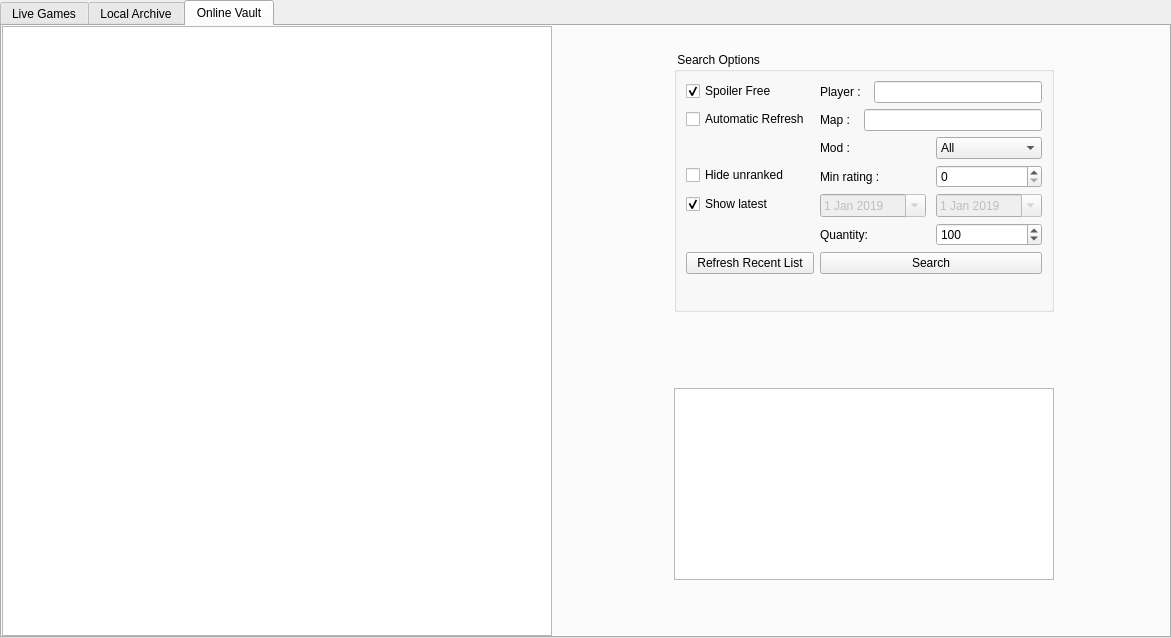
Before: the Qt Designer form res/replays/replays.ui in FAForever/client, drawn with Qt 5.
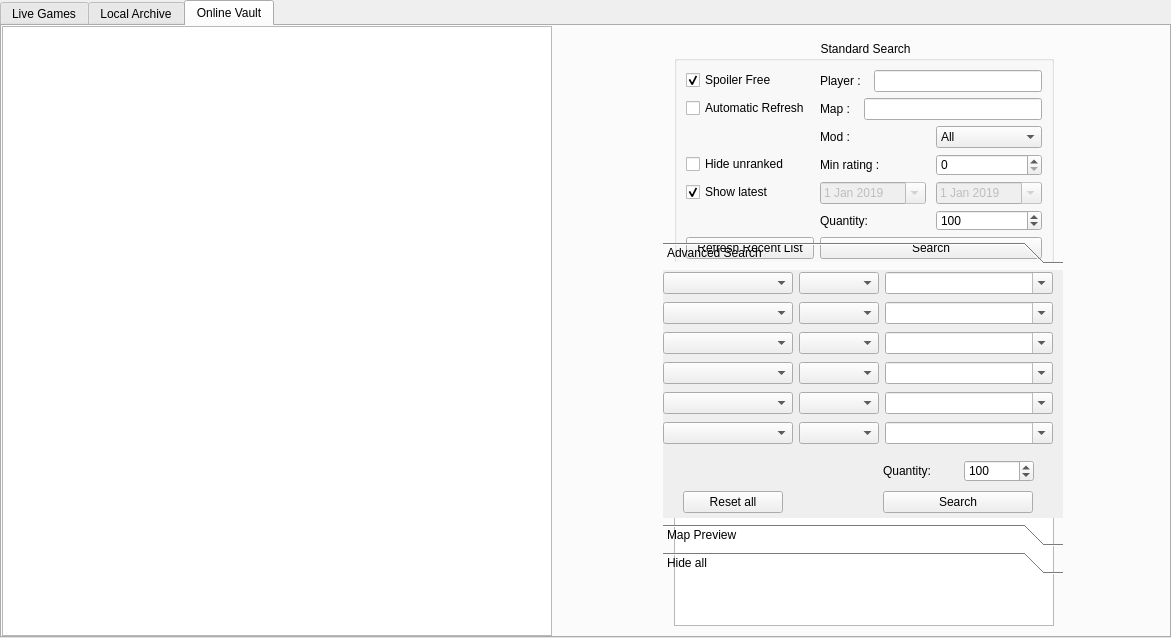
After: the same form once the commit is applied.

Commit message: Advanced search + map preview

```diff
--- a/res/replays/replays.ui
+++ b/res/replays/replays.ui
@@ -195,116 +195,6 @@
     <property name="bottomMargin">
      <number>0</number>
     </property>
-    <item row="3" column="1">
-     <widget class="QWidget" name="widget_2" native="true">
-      <property name="sizePolicy">
-       <sizepolicy hsizetype="Preferred" vsizetype="Preferred">
-        <horstretch>0</horstretch>
-        <verstretch>1</verstretch>
-       </sizepolicy>
-      </property>
-      <property name="minimumSize">
-       <size>
-        <width>400</width>
-        <height>200</height>
-       </size>
-      </property>
-      <layout class="QGridLayout" name="gridLayout_3">
-       <item row="2" column="1">
-        <spacer name="verticalSpacer_4">
-         <property name="orientation">
-          <enum>Qt::Vertical</enum>
-         </property>
-         <property name="sizeHint" stdset="0">
-          <size>
-           <width>0</width>
-           <height>5</height>
-          </size>
-         </property>
-        </spacer>
-       </item>
-       <item row="0" column="1">
-        <spacer name="verticalSpacer_3">
-         <property name="orientation">
-          <enum>Qt::Vertical</enum>
-         </property>
-         <property name="sizeHint" stdset="0">
-          <size>
-           <width>0</width>
-           <height>10</height>
-          </size>
-         </property>
-        </spacer>
-       </item>
-       <item row="1" column="2">
-        <spacer name="horizontalSpacer_3">
-         <property name="orientation">
-          <enum>Qt::Horizontal</enum>
-         </property>
-         <property name="sizeHint" stdset="0">
-          <size>
-           <width>10</width>
-           <height>0</height>
-          </size>
-         </property>
-        </spacer>
-       </item>
-       <item row="1" column="0">
-        <spacer name="horizontalSpacer_4">
-         <property name="orientation">
-          <enum>Qt::Horizontal</enum>
-         </property>
-         <property name="sizeHint" stdset="0">
-          <size>
-           <width>10</width>
-           <height>0</height>
-          </size>
-         </property>
-        </spacer>
-       </item>
-       <item row="1" column="1">
-        <widget class="QTextBrowser" name="replayInfos">
-         <property name="sizePolicy">
-          <sizepolicy hsizetype="Minimum" vsizetype="Minimum">
-           <horstretch>0</horstretch>
-           <verstretch>0</verstretch>
-          </sizepolicy>
-         </property>
-         <property name="minimumSize">
-          <size>
-           <width>380</width>
-           <height>180</height>
-          </size>
-         </property>
-         <property name="sizeIncrement">
-          <size>
-           <width>0</width>
-           <height>0</height>
-          </size>
-         </property>
-         <property name="baseSize">
-          <size>
-           <width>0</width>
-           <height>0</height>
-          </size>
-         </property>
-         <property name="frameShadow">
-          <enum>QFrame::Plain</enum>
-         </property>
-         <property name="verticalScrollBarPolicy">
-          <enum>Qt::ScrollBarAlwaysOff</enum>
-         </property>
-         <property name="textInteractionFlags">
-          <set>Qt::TextSelectableByMouse</set>
-         </property>
-         <property name="openExternalLinks">
-          <bool>true</bool>
-         </property>
-        </widget>
-       </item>
-      </layout>
-     </widget>
-    </item>
     <item row="2" column="1">
      <widget class="QWidget" name="widget" native="true">
       <property name="sizePolicy">
@@ -316,7 +206,7 @@
       <property name="minimumSize">
        <size>
         <width>400</width>
-        <height>300</height>
+        <height>230</height>
        </size>
       </property>
       <property name="sizeIncrement">
@@ -326,7 +216,62 @@
        </size>
       </property>
       <layout class="QGridLayout" name="gridLayout_5">
-       <item row="1" column="1">
+       <item row="1" column="0">
+        <spacer name="horizontalSpacer">
+         <property name="orientation">
+          <enum>Qt::Horizontal</enum>
+         </property>
+         <property name="sizeHint" stdset="0">
+          <size>
+           <width>10</width>
+           <height>0</height>
+          </size>
+         </property>
+        </spacer>
+       </item>
+       <item row="0" column="2">
+        <spacer name="verticalSpacer">
+         <property name="orientation">
+          <enum>Qt::Vertical</enum>
+         </property>
+         <property name="sizeHint" stdset="0">
+          <size>
+           <width>0</width>
+           <height>5</height>
+          </size>
+         </property>
+        </spacer>
+       </item>
+       <item row="1" column="4">
+        <spacer name="horizontalSpacer_2">
+         <property name="orientation">
+          <enum>Qt::Horizontal</enum>
+         </property>
+         <property name="sizeType">
+          <enum>QSizePolicy::Expanding</enum>
+         </property>
+         <property name="sizeHint" stdset="0">
+          <size>
+           <width>10</width>
+           <height>0</height>
+          </size>
+         </property>
+        </spacer>
+       </item>
+       <item row="2" column="2">
+        <spacer name="verticalSpacer_2">
+         <property name="orientation">
+          <enum>Qt::Vertical</enum>
+         </property>
+         <property name="sizeHint" stdset="0">
+          <size>
+           <width>0</width>
+           <height>5</height>
+          </size>
+         </property>
+        </spacer>
+       </item>
+       <item row="0" column="1">
         <widget class="QGroupBox" name="groupBox">
          <property name="sizePolicy">
           <sizepolicy hsizetype="Minimum" vsizetype="Minimum">
@@ -337,7 +282,7 @@
          <property name="minimumSize">
           <size>
            <width>380</width>
-           <height>260</height>
+           <height>230</height>
           </size>
          </property>
          <property name="maximumSize">
@@ -347,10 +292,10 @@
           </size>
          </property>
          <property name="title">
-          <string> Search Options</string>
+          <string> Standard Search</string>
          </property>
          <property name="alignment">
-          <set>Qt::AlignLeading|Qt::AlignLeft|Qt::AlignTop</set>
+          <set>Qt::AlignHCenter|Qt::AlignTop</set>
          </property>
          <property name="flat">
           <bool>true</bool>
@@ -748,70 +693,15 @@
          </layout>
         </widget>
        </item>
-       <item row="2" column="1">
-        <spacer name="verticalSpacer_2">
-         <property name="orientation">
-          <enum>Qt::Vertical</enum>
-         </property>
-         <property name="sizeHint" stdset="0">
-          <size>
-           <width>0</width>
-           <height>5</height>
-          </size>
-         </property>
-        </spacer>
-       </item>
-       <item row="1" column="0">
-        <spacer name="horizontalSpacer">
-         <property name="orientation">
-          <enum>Qt::Horizontal</enum>
-         </property>
-         <property name="sizeHint" stdset="0">
-          <size>
-           <width>10</width>
-           <height>0</height>
-          </size>
-         </property>
-        </spacer>
-       </item>
-       <item row="1" column="2">
-        <spacer name="horizontalSpacer_2">
-         <property name="orientation">
-          <enum>Qt::Horizontal</enum>
-         </property>
-         <property name="sizeType">
-          <enum>QSizePolicy::Expanding</enum>
-         </property>
-         <property name="sizeHint" stdset="0">
-          <size>
-           <width>10</width>
-           <height>0</height>
-          </size>
-         </property>
-        </spacer>
-       </item>
-       <item row="0" column="1">
-        <spacer name="verticalSpacer">
-         <property name="orientation">
-          <enum>Qt::Vertical</enum>
-         </property>
-         <property name="sizeHint" stdset="0">
-          <size>
-           <width>0</width>
-           <height>5</height>
-          </size>
-         </property>
-        </spacer>
-       </item>
       </layout>
-      <zorder>groupBox</zorder>
       <zorder>horizontalSpacer</zorder>
       <zorder>verticalSpacer</zorder>
       <zorder>verticalSpacer_2</zorder>
       <zorder>horizontalSpacer_2</zorder>
+      <zorder>groupBox</zorder>
      </widget>
     </item>
-    <item row="1" column="0" rowspan="4">
+    <item row="1" column="0" rowspan="5">
      <widget class="QTreeWidget" name="onlineTree">
       <property name="sizePolicy">
        <sizepolicy hsizetype="MinimumExpanding" vsizetype="Expanding">
@@ -864,6 +754,591 @@
       </column>
      </widget>
     </item>
+    <item row="4" column="1">
+     <widget class="QWidget" name="widget_2" native="true">
+      <property name="sizePolicy">
+       <sizepolicy hsizetype="Preferred" vsizetype="Preferred">
+        <horstretch>0</horstretch>
+        <verstretch>1</verstretch>
+       </sizepolicy>
+      </property>
+      <property name="minimumSize">
+       <size>
+        <width>400</width>
+        <height>200</height>
+       </size>
+      </property>
+      <layout class="QGridLayout" name="gridLayout_3">
+       <item row="1" column="2">
+        <spacer name="horizontalSpacer_3">
+         <property name="orientation">
+          <enum>Qt::Horizontal</enum>
+         </property>
+         <property name="sizeHint" stdset="0">
+          <size>
+           <width>10</width>
+           <height>0</height>
+          </size>
+         </property>
+        </spacer>
+       </item>
+       <item row="1" column="0">
+        <spacer name="horizontalSpacer_4">
+         <property name="orientation">
+          <enum>Qt::Horizontal</enum>
+         </property>
+         <property name="sizeHint" stdset="0">
+          <size>
+           <width>10</width>
+           <height>0</height>
+          </size>
+         </property>
+        </spacer>
+       </item>
+       <item row="1" column="1">
+        <widget class="QTextBrowser" name="replayInfos">
+         <property name="sizePolicy">
+          <sizepolicy hsizetype="Minimum" vsizetype="Minimum">
+           <horstretch>0</horstretch>
+           <verstretch>0</verstretch>
+          </sizepolicy>
+         </property>
+         <property name="minimumSize">
+          <size>
+           <width>380</width>
+           <height>180</height>
+          </size>
+         </property>
+         <property name="sizeIncrement">
+          <size>
+           <width>0</width>
+           <height>0</height>
+          </size>
+         </property>
+         <property name="baseSize">
+          <size>
+           <width>0</width>
+           <height>0</height>
+          </size>
+         </property>
+         <property name="frameShadow">
+          <enum>QFrame::Plain</enum>
+         </property>
+         <property name="verticalScrollBarPolicy">
+          <enum>Qt::ScrollBarAlwaysOff</enum>
+         </property>
+         <property name="textInteractionFlags">
+          <set>Qt::TextSelectableByMouse</set>
+         </property>
+         <property name="openExternalLinks">
+          <bool>true</bool>
+         </property>
+        </widget>
+       </item>
+       <item row="2" column="1">
+        <spacer name="verticalSpacer_4">
+         <property name="orientation">
+          <enum>Qt::Vertical</enum>
+         </property>
+         <property name="sizeHint" stdset="0">
+          <size>
+           <width>0</width>
+           <height>5</height>
+          </size>
+         </property>
+        </spacer>
+       </item>
+       <item row="0" column="1">
+        <spacer name="verticalSpacer_3">
+         <property name="orientation">
+          <enum>Qt::Vertical</enum>
+         </property>
+         <property name="sizeHint" stdset="0">
+          <size>
+           <width>0</width>
+           <height>10</height>
+          </size>
+         </property>
+        </spacer>
+       </item>
+      </layout>
+     </widget>
+    </item>
+    <item row="3" column="1">
+     <widget class="QWidget" name="widget_3" native="true">
+      <property name="minimumSize">
+       <size>
+        <width>0</width>
+        <height>350</height>
+       </size>
+      </property>
+      <layout class="QGridLayout" name="gridLayout_7" rowstretch="0">
+       <item row="0" column="0">
+        <widget class="QToolBox" name="replayToolBox">
+         <property name="maximumSize">
+          <size>
+           <width>400</width>
+           <height>16777215</height>
+          </size>
+         </property>
+         <property name="currentIndex">
+          <number>0</number>
+         </property>
+         <widget class="QWidget" name="advancedSearch">
+          <property name="geometry">
+           <rect>
+            <x>0</x>
+            <y>0</y>
+            <width>400</width>
+            <height>251</height>
+           </rect>
+          </property>
+          <attribute name="label">
+           <string>Advanced Search</string>
+          </attribute>
+          <widget class="QWidget" name="horizontalLayoutWidget_7">
+           <property name="geometry">
+            <rect>
+             <x>0</x>
+             <y>220</y>
+             <width>391</width>
+             <height>25</height>
+            </rect>
+           </property>
+           <layout class="QHBoxLayout" name="horizontalLayout_7">
+            <property name="spacing">
+             <number>80</number>
+            </property>
+            <property name="leftMargin">
+             <number>0</number>
+            </property>
+            <item>
+             <widget class="QPushButton" name="advResetButton">
+              <property name="maximumSize">
+               <size>
+                <width>100</width>
+                <height>16777215</height>
+               </size>
+              </property>
+              <property name="layoutDirection">
+               <enum>Qt::LeftToRight</enum>
+              </property>
+              <property name="text">
+               <string>Reset all</string>
+              </property>
+             </widget>
+            </item>
+            <item>
+             <widget class="QPushButton" name="advSearchButton">
+              <property name="maximumSize">
+               <size>
+                <width>150</width>
+                <height>16777215</height>
+               </size>
+              </property>
+              <property name="text">
+               <string>Search</string>
+              </property>
+             </widget>
+            </item>
+           </layout>
+          </widget>
+          <widget class="QWidget" name="widget_4" native="true">
+           <property name="geometry">
+            <rect>
+             <x>0</x>
+             <y>0</y>
+             <width>390</width>
+             <height>180</height>
+            </rect>
+           </property>
+           <property name="minimumSize">
+            <size>
+             <width>390</width>
+             <height>0</height>
+            </size>
+           </property>
+           <layout class="QVBoxLayout" name="verticalLayout">
+            <item>
+             <layout class="QHBoxLayout" name="filterHorizontal1">
+              <item>
+               <widget class="QComboBox" name="filter1">
+                <property name="minimumSize">
+                 <size>
+                  <width>130</width>
+                  <height>0</height>
+                 </size>
+                </property>
+                <property name="maximumSize">
+                 <size>
+                  <width>130</width>
+                  <height>16777215</height>
+                 </size>
+                </property>
+                <property name="editable">
+                 <bool>false</bool>
+                </property>
+                <property name="maxVisibleItems">
+                 <number>20</number>
+                </property>
+               </widget>
+              </item>
+              <item>
+               <widget class="QComboBox" name="operator1">
+                <property name="maximumSize">
+                 <size>
+                  <width>80</width>
+                  <height>16777215</height>
+                 </size>
+                </property>
+               </widget>
+              </item>
+              <item>
+               <widget class="QComboBox" name="value1">
+                <property name="editable">
+                 <bool>true</bool>
+                </property>
+               </widget>
+              </item>
+             </layout>
+            </item>
+            <item>
+             <layout class="QHBoxLayout" name="filterHorizontal2">
+              <item>
+               <widget class="QComboBox" name="filter2">
+                <property name="minimumSize">
+                 <size>
+                  <width>130</width>
+                  <height>0</height>
+                 </size>
+                </property>
+                <property name="maximumSize">
+                 <size>
+                  <width>130</width>
+                  <height>16777215</height>
+                 </size>
+                </property>
+                <property name="maxVisibleItems">
+                 <number>20</number>
+                </property>
+               </widget>
+              </item>
+              <item>
+               <widget class="QComboBox" name="operator2">
+                <property name="maximumSize">
+                 <size>
+                  <width>80</width>
+                  <height>16777215</height>
+                 </size>
+                </property>
+               </widget>
+              </item>
+              <item>
+               <widget class="QComboBox" name="value2">
+                <property name="editable">
+                 <bool>true</bool>
+                </property>
+               </widget>
+              </item>
+             </layout>
+            </item>
+            <item>
+             <layout class="QHBoxLayout" name="filterHorizontal3">
+              <item>
+               <widget class="QComboBox" name="filter3">
+                <property name="minimumSize">
+                 <size>
+                  <width>130</width>
+                  <height>0</height>
+                 </size>
+                </property>
+                <property name="maximumSize">
+                 <size>
+                  <width>130</width>
+                  <height>16777215</height>
+                 </size>
+                </property>
+                <property name="maxVisibleItems">
+                 <number>20</number>
+                </property>
+               </widget>
+              </item>
+              <item>
+               <widget class="QComboBox" name="operator3">
+                <property name="maximumSize">
+                 <size>
+                  <width>80</width>
+                  <height>16777215</height>
+                 </size>
+                </property>
+               </widget>
+              </item>
+              <item>
+               <widget class="QComboBox" name="value3">
+                <property name="editable">
+                 <bool>true</bool>
+                </property>
+               </widget>
+              </item>
+             </layout>
+            </item>
+            <item>
+             <layout class="QHBoxLayout" name="filterHorizontal4">
+              <item>
+               <widget class="QComboBox" name="filter4">
+                <property name="minimumSize">
+                 <size>
+                  <width>130</width>
+                  <height>0</height>
+                 </size>
+                </property>
+                <property name="maximumSize">
+                 <size>
+                  <width>130</width>
+                  <height>16777215</height>
+                 </size>
+                </property>
+                <property name="maxVisibleItems">
+                 <number>20</number>
+                </property>
+               </widget>
+              </item>
+              <item>
+               <widget class="QComboBox" name="operator4">
+                <property name="maximumSize">
+                 <size>
+                  <width>80</width>
+                  <height>16777215</height>
+                 </size>
+                </property>
+               </widget>
+              </item>
+              <item>
+               <widget class="QComboBox" name="value4">
+                <property name="editable">
+                 <bool>true</bool>
+                </property>
+               </widget>
+              </item>
+             </layout>
+            </item>
+            <item>
+             <layout class="QHBoxLayout" name="filterHorizontal5">
+              <item>
+               <widget class="QComboBox" name="filter5">
+                <property name="minimumSize">
+                 <size>
+                  <width>130</width>
+                  <height>0</height>
+                 </size>
+                </property>
+                <property name="maximumSize">
+                 <size>
+                  <width>130</width>
+                  <height>16777215</height>
+                 </size>
+                </property>
+                <property name="maxVisibleItems">
+                 <number>20</number>
+                </property>
+               </widget>
+              </item>
+              <item>
+               <widget class="QComboBox" name="operator5">
+                <property name="maximumSize">
+                 <size>
+                  <width>80</width>
+                  <height>16777215</height>
+                 </size>
+                </property>
+               </widget>
+              </item>
+              <item>
+               <widget class="QComboBox" name="value5">
+                <property name="editable">
+                 <bool>true</bool>
+                </property>
+               </widget>
+              </item>
+             </layout>
+            </item>
+            <item>
+             <layout class="QHBoxLayout" name="filterHorizontal6">
+              <item>
+               <widget class="QComboBox" name="filter6">
+                <property name="minimumSize">
+                 <size>
+                  <width>130</width>
+                  <height>0</height>
+                 </size>
+                </property>
+                <property name="maximumSize">
+                 <size>
+                  <width>130</width>
+                  <height>16777215</height>
+                 </size>
+                </property>
+                <property name="maxVisibleItems">
+                 <number>20</number>
+                </property>
+               </widget>
+              </item>
+              <item>
+               <widget class="QComboBox" name="operator6">
+                <property name="maximumSize">
+                 <size>
+                  <width>80</width>
+                  <height>16777215</height>
+                 </size>
+                </property>
+               </widget>
+              </item>
+              <item>
+               <widget class="QComboBox" name="value6">
+                <property name="editable">
+                 <bool>true</bool>
+                </property>
+               </widget>
+              </item>
+             </layout>
+            </item>
+           </layout>
+          </widget>
+          <widget class="QWidget" name="layoutWidget">
+           <property name="geometry">
+            <rect>
+             <x>220</x>
+             <y>190</y>
+             <width>151</width>
+             <height>22</height>
+            </rect>
+           </property>
+           <layout class="QHBoxLayout" name="horizontalLayout_8">
+            <property name="spacing">
+             <number>10</number>
+            </property>
+            <item>
+             <widget class="QLabel" name="label_7">
+              <property name="autoFillBackground">
+               <bool>false</bool>
+              </property>
+              <property name="styleSheet">
+               <string notr="true"/>
+              </property>
+              <property name="text">
+               <string>Quantity:</string>
+              </property>
+             </widget>
+            </item>
+            <item>
+             <widget class="QSpinBox" name="advQuantity">
+              <property name="minimumSize">
+               <size>
+                <width>50</width>
+                <height>0</height>
+               </size>
+              </property>
+              <property name="styleSheet">
+               <string notr="true"/>
+              </property>
+              <property name="minimum">
+               <number>1</number>
+              </property>
+              <property name="maximum">
+               <number>300</number>
+              </property>
+              <property name="singleStep">
+               <number>50</number>
+              </property>
+              <property name="value">
+               <number>100</number>
+              </property>
+             </widget>
+            </item>
+           </layout>
+          </widget>
+         </widget>
+         <widget class="QWidget" name="mapPreview">
+          <property name="geometry">
+           <rect>
+            <x>0</x>
+            <y>0</y>
+            <width>400</width>
+            <height>251</height>
+           </rect>
+          </property>
+          <attribute name="label">
+           <string>Map Preview</string>
+          </attribute>
+          <widget class="QWidget" name="horizontalWidget_8" native="true">
+           <property name="geometry">
+            <rect>
+             <x>0</x>
+             <y>0</y>
+             <width>391</width>
+             <height>256</height>
+            </rect>
+           </property>
+           <property name="minimumSize">
+            <size>
+             <width>0</width>
+             <height>256</height>
+            </size>
+           </property>
+           <property name="maximumSize">
+            <size>
+             <width>391</width>
+             <height>16777215</height>
+            </size>
+           </property>
+           <widget class="QLabel" name="mapPreviewLabel">
+            <property name="geometry">
+             <rect>
+              <x>67</x>
+              <y>0</y>
+              <width>256</width>
+              <height>256</height>
+             </rect>
+            </property>
+            <property name="minimumSize">
+             <size>
+              <width>256</width>
+              <height>256</height>
+             </size>
+            </property>
+            <property name="maximumSize">
+             <size>
+              <width>256</width>
+              <height>256</height>
+             </size>
+            </property>
+            <property name="text">
+             <string/>
+            </property>
+            <property name="scaledContents">
+             <bool>true</bool>
+            </property>
+           </widget>
+          </widget>
+         </widget>
+         <widget class="QWidget" name="hideAll">
+          <property name="geometry">
+           <rect>
+            <x>0</x>
+            <y>0</y>
+            <width>400</width>
+            <height>251</height>
+           </rect>
+          </property>
+          <attribute name="label">
+           <string>Hide all</string>
+          </attribute>
+         </widget>
+        </widget>
+       </item>
+      </layout>
+     </widget>
+    </item>
    </layout>
   </widget>
  </widget>
```
The commit also changes 4 other files.
